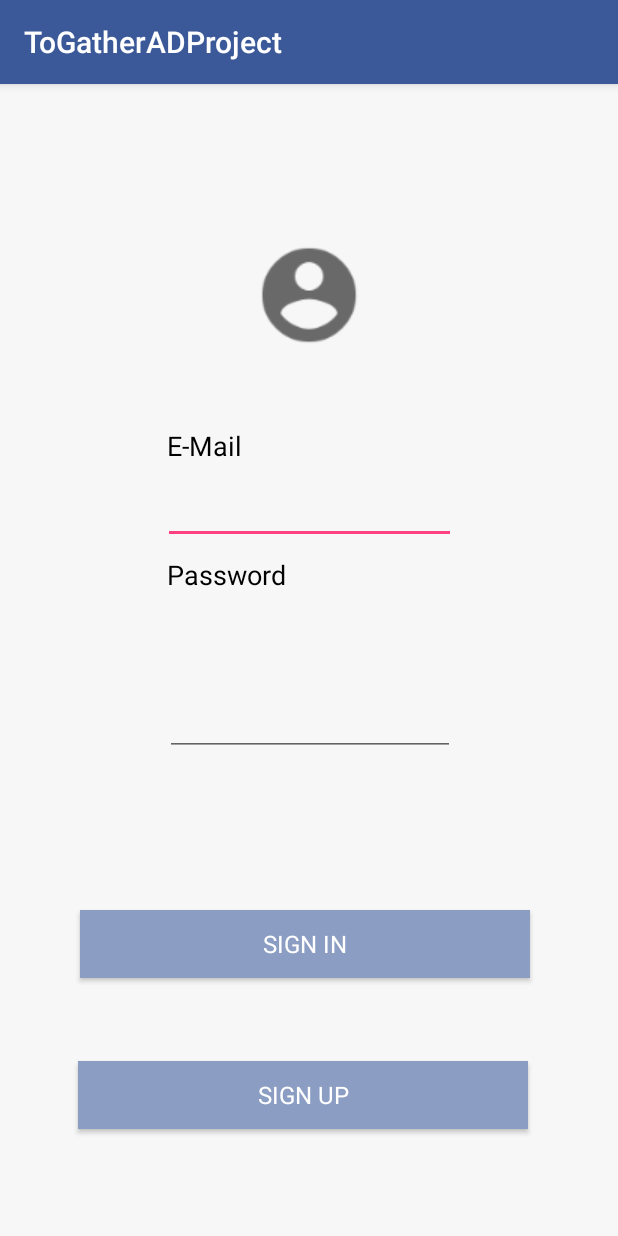
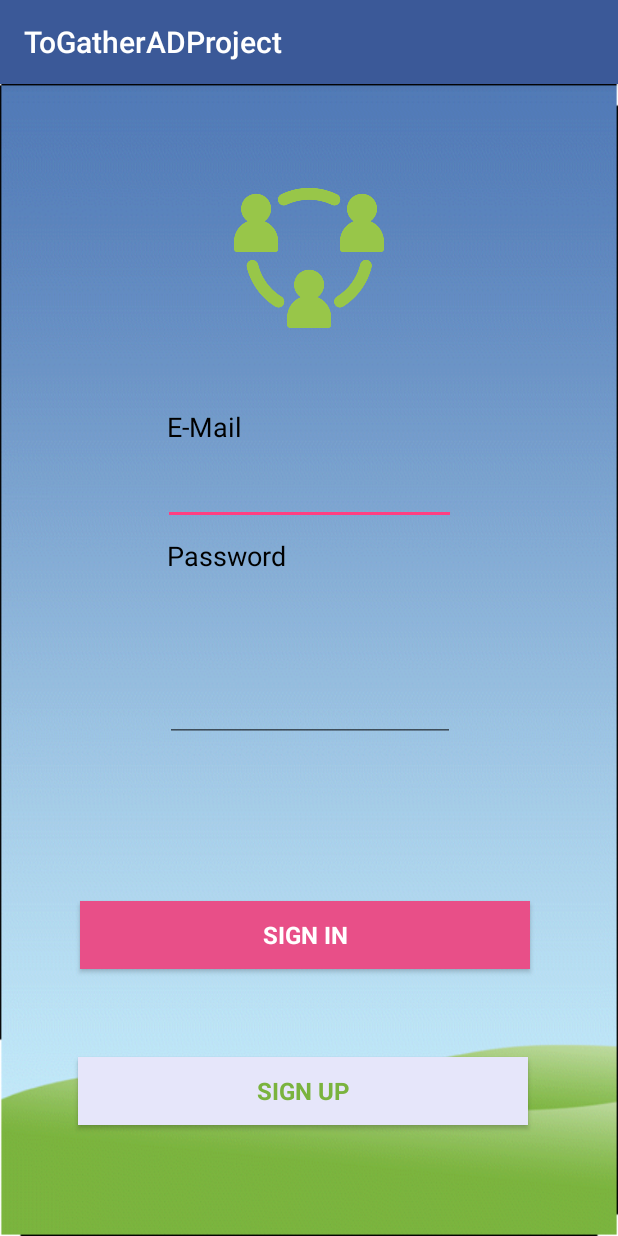
Before and after one commit to bryantanuwidjaja/ToGatherADProject, an Android app: the screen it shows after launch (LoginActivity), on a phone screen of 412 x 824 dp. Run offline under Robolectric (Android 15) with nearby library versions, the phone set to English and light mode, and no system bars; our stand-ins replace Firebase (no records; nobody signed in at launch, a user with empty details on screens opened directly).

Commit message:
UI changes and added some pictures

```diff
--- a/app/src/main/res/layout/activity_login.xml
+++ b/app/src/main/res/layout/activity_login.xml
@@ -4,7 +4,7 @@
     xmlns:tools="http://schemas.android.com/tools"
     android:layout_width="match_parent"
     android:layout_height="match_parent"
-    android:background="#f7f7f7"
+    android:background="@drawable/background"
     tools:context=".LoginActivity">
 
     <Button
@@ -13,10 +13,11 @@
         android:layout_height="45dp"
         android:layout_marginEnd="8dp"
         android:layout_marginTop="32dp"
-        android:background="#8b9dc3"
+        android:background="#E84F88"
         android:fontFamily="sans-serif"
         android:text="Sign In"
         android:textColor="#ffffff"
+        android:textStyle="bold"
         android:textSize="16sp"
         app:layout_constraintBottom_toTopOf="@+id/button_LoginActivity_signUp"
         app:layout_constraintEnd_toEndOf="parent"
@@ -30,10 +31,11 @@
         android:layout_height="45dp"
         android:layout_marginBottom="16dp"
         android:layout_marginEnd="8dp"
-        android:background="#8b9dc3"
+        android:background="#E6E6FA"
         android:fontFamily="sans-serif"
         android:text="Sign UP"
-        android:textColor="#ffffff"
+        android:textColor="#7AB33E"
+        android:textStyle="bold"
         android:textSize="16sp"
         app:layout_constraintBottom_toBottomOf="parent"
         app:layout_constraintEnd_toEndOf="parent"
@@ -42,10 +44,9 @@
 
     <ImageView
         android:id="@+id/imageView_LoginActivity_image"
-        android:layout_width="wrap_content"
-        android:layout_height="wrap_content"
-        android:layout_marginTop="16dp"
-        android:src="@drawable/account"
+        android:layout_width="100dp"
+        android:layout_height="100dp"
+        android:src="@drawable/logo1"
         app:layout_constraintBottom_toTopOf="@+id/button_LoginActivity_signIn"
         app:layout_constraintEnd_toEndOf="parent"
         app:layout_constraintStart_toStartOf="parent"
@@ -57,9 +58,7 @@
         android:id="@+id/editText_LoginActivity_insertEmail"
         android:layout_width="195dp"
         android:layout_height="wrap_content"
-
         android:layout_marginBottom="8dp"
-
         android:layout_marginEnd="8dp"
         android:layout_marginStart="8dp"
         android:layout_marginTop="8dp"
@@ -76,9 +75,7 @@
         android:id="@+id/editText_LoginActivity_insertPassword"
         android:layout_width="193dp"
         android:layout_height="wrap_content"
-
         android:layout_marginBottom="16dp"
-
         android:layout_marginEnd="8dp"
         android:layout_marginStart="8dp"
         android:layout_marginTop="8dp"
@@ -96,9 +93,8 @@
         android:id="@+id/textView_LoginActivity_email"
         android:layout_width="wrap_content"
         android:layout_height="wrap_content"
-        android:layout_marginBottom="8dp"
         android:layout_marginStart="8dp"
-        android:layout_marginTop="24dp"
+        android:layout_marginTop="50dp"
         android:fontFamily="sans-serif"
         android:text="E-Mail"
         android:textColor="#000000"
```
Also changed, not shown: app/src/main/res/drawable/background.png (added), app/src/main/res/drawable/logo.png (added), app/src/main/res/drawable/logo1.png (added).
